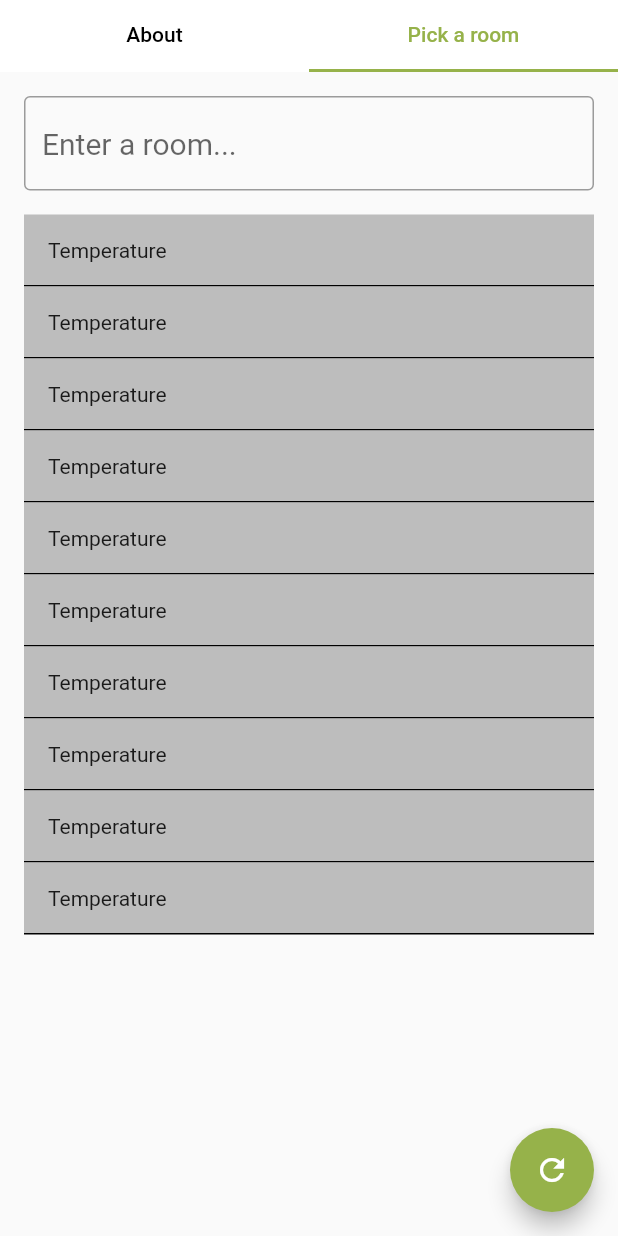
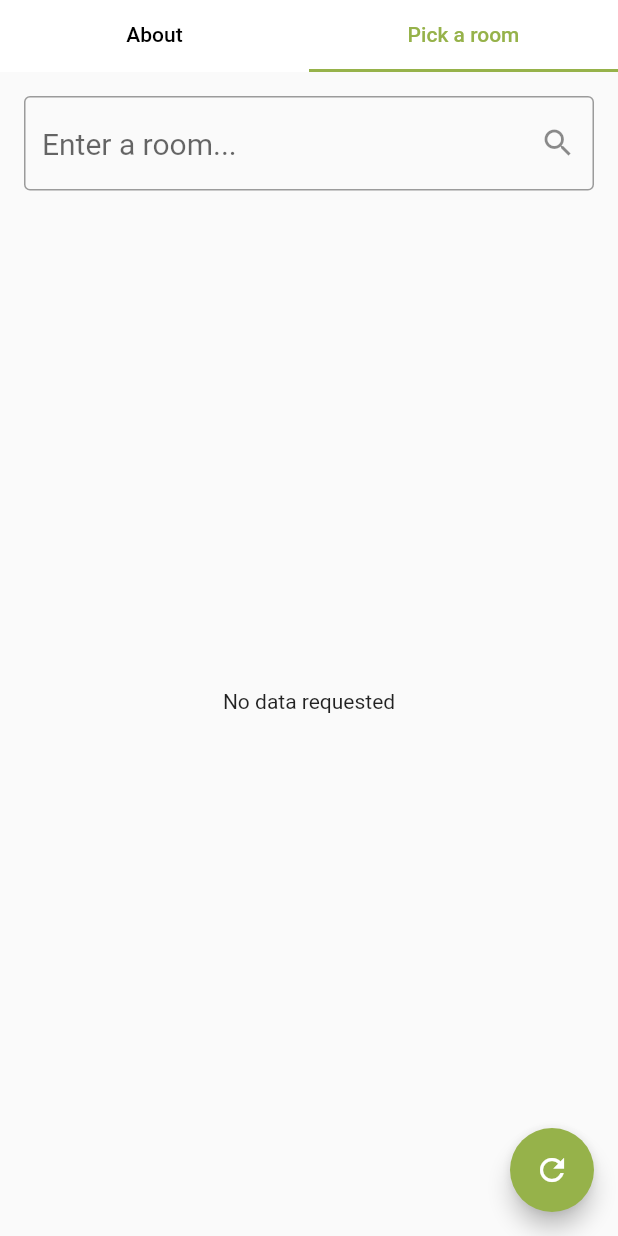
Before and after one commit to alwian/USB-Tour-App, a Flutter app: the UrbanObservatoryFragment screen opened directly, tab 2 chosen, on a phone screen of 412 x 824 dp. Run offline on Flutter 3.47's test engine with Material 2 defaults, Android fonts, the phone set to English and light mode, and no system bars; our stand-ins replace sqflite; accounts and stored records are empty.

Commit message:
Modified page to use observatory data

```diff
--- a/lib/fragments/urban_observatory_fragment.dart
+++ b/lib/fragments/urban_observatory_fragment.dart
@@ -1,20 +1,7 @@
 import 'package:flutter/material.dart';
+import 'package:csc2022_app/managers/urban_observatory_manager.dart';
 
-class UrbanObservatoryFragment extends StatelessWidget {
-
-  final _dataPoints = [
-    'Temperature',
-    'Temperature',
-    'Temperature',
-    'Temperature',
-    'Temperature',
-    'Temperature',
-    'Temperature',
-    'Temperature',
-    'Temperature',
-    'Temperature',
-  ];
-
+class UrbanObservatoryFragment extends StatefulWidget {
   final _placeholderAbout = 'Lorem ipsum dolor sit amet, consectetur adipiscing'
       ' elit. Aliquam tempus ac risus in iaculis. Quisque placerat a lectus '
       'non pretium. Cras congue aliquam arcu, eget dictum ipsum ornare quis. '
@@ -25,6 +12,24 @@ class UrbanObservatoryFragment extends StatelessWidget {
       'molestie lacus. Ut pharetra in justo sed luctus. Sed quis sem massa. '
       'In hac habitasse platea dictumst. Donec et dignissim magna. Nunc in '
       'finibus dui. ';
+
+  @override
+  State<StatefulWidget> createState() {
+    return UrbanObservatoryFragmentState();
+  }
+}
+
+class UrbanObservatoryFragmentState extends State<UrbanObservatoryFragment> {
+  List<Sensor> _dataPoints;
+  bool _fetching = false;
+  final _controller = TextEditingController();
+  String _currentRoom;
+
+  @override
+  void dispose() {
+    _controller.dispose();
+    super.dispose();
+  }
 
   @override
   Widget build(BuildContext context) {
@@ -54,7 +59,7 @@ class UrbanObservatoryFragment extends StatelessWidget {
                         Image.asset('assets/images/observatory.png'),
                         Container(
                           padding: EdgeInsets.all(16.0),
-                          child: Text(_placeholderAbout),
+                          child: Text(widget._placeholderAbout),
                         )
                       ],
                     ),
@@ -63,7 +68,7 @@ class UrbanObservatoryFragment extends StatelessWidget {
                     floatingActionButton: FloatingActionButton(
                         backgroundColor: Color(0xFF96B24A),
                         child: Icon(Icons.refresh),
-                      onPressed: () => {}
+                        onPressed: () => _currentRoom != null ? _loadSensorData(_currentRoom) : {}
                     ),
                     body: Padding(
                         padding: EdgeInsets.all(16.0),
@@ -71,17 +76,56 @@ class UrbanObservatoryFragment extends StatelessWidget {
                           child: Column(
                             children: <Widget>[
                               TextField(
+                                controller: _controller,
                                 style: TextStyle(
                                     fontSize: 20.0
                                 ),
                                 decoration: InputDecoration(
                                     border: OutlineInputBorder(),
                                     hintText: 'Enter a room...',
-
+                                    suffixIcon: IconButton(
+                                        icon: Icon(Icons.search),
+                                        onPressed: () => {
+                                          FocusScope.of(context).requestFocus(FocusNode()),
+                                          _loadSensorData(_controller.text)
+                                        }
+                                    )
                                 ),
                               ),
                               Expanded(
-                                child: Padding(
+                                child: _fetching ? Center(
+                                  child: CircularProgressIndicator(),
+                                ) : !_fetching && _dataPoints == null ? Center(
+                                  child: Text('No data requested'),
+                                ) : _listUI(),
+                              )
+                            ],
+                          ),
+                        )
+                    ),
+                  )
+                ],
+              ),
+            )
+          ],
+        ),
+      ),
+    );
+  }
+
+  Future<void> _loadSensorData(room) async {
+    setState(() {
+      _fetching = true;
+      _currentRoom = room;
+    });
+    _dataPoints = await UrbanObservatoryManager.getSensorData(room);
+    setState(() {
+      _fetching = false;
+    });
+  }
+
+  Widget _listUI() {
+    return Padding(
         padding: EdgeInsets.only(top: 16.0),
         child: ListView.builder(
             shrinkWrap: true,
@@ -98,24 +142,11 @@ class UrbanObservatoryFragment extends StatelessWidget {
                   ),
                   child: Padding(
                     padding: EdgeInsets.all(16.0),
-                                              child: Text(_dataPoints[index]),
+                    child: Text(_dataPoints[index].toString()),
                   )
               );
             }
         ),
-                                ),
-                              )
-                            ],
-                          ),
-                        )
-                    ),
-                  )
-                ],
-              ),
-            )
-          ],
-        ),
-      ),
     );
   }
 }
```
Lines whose indentation alone changed are shown as unchanged.
